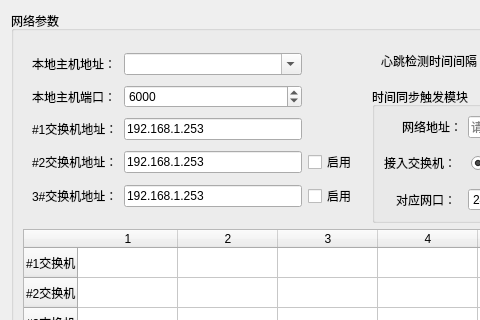
Old version of the form localsettingwindow.ui in the repository MrXiaomao/HXR_Detector; both pictures show x 0 to 480 and y 0 to 320 of the 1082 by 448 pixel window.
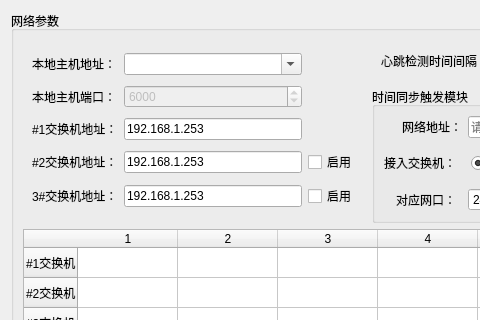
New version of the form.

Diff of the .ui file:
```diff
--- a/localsettingwindow.ui
+++ b/localsettingwindow.ui
@@ -46,6 +46,9 @@
            <layout class="QGridLayout" name="gridLayout">
             <item row="1" column="1">
              <widget class="QSpinBox" name="spinBox_port">
+              <property name="enabled">
+               <bool>false</bool>
+              </property>
               <property name="minimum">
                <number>1</number>
               </property>
```
